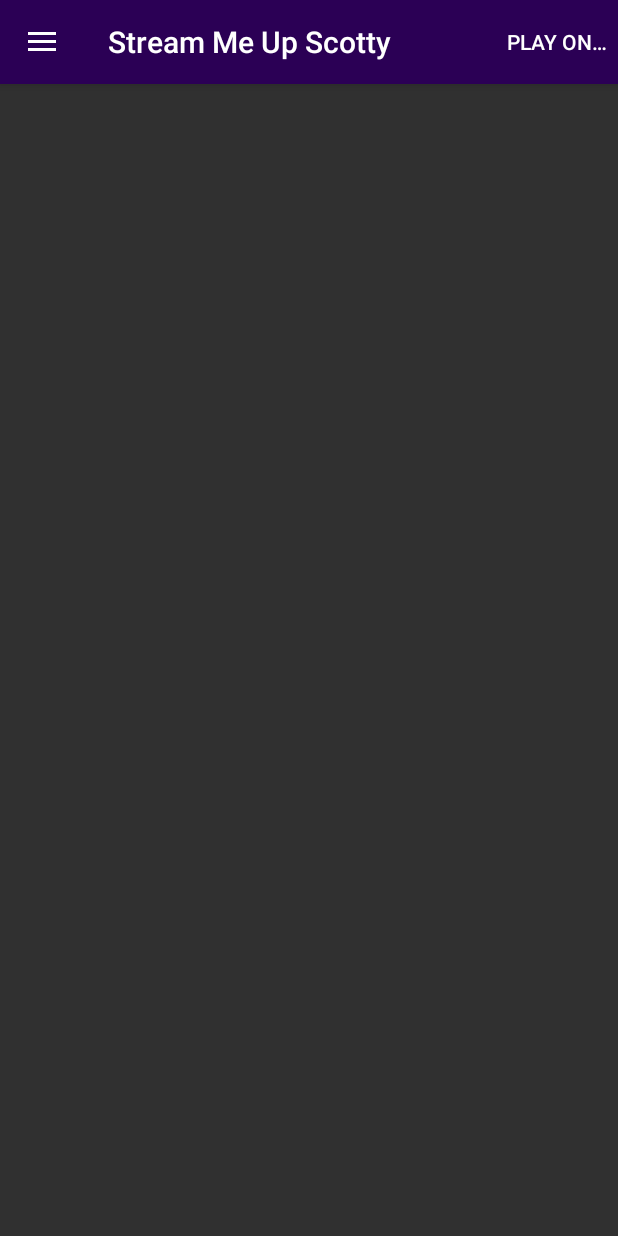
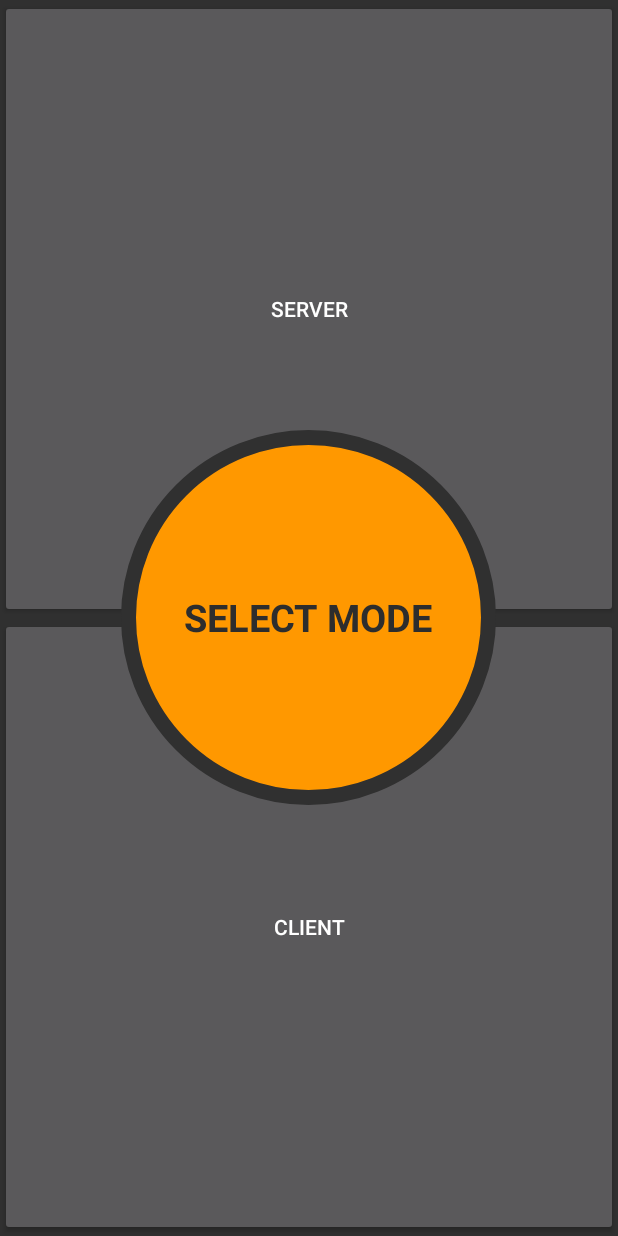
Before and after one commit to sw8f17/app, an Android app: the screen it shows after launch (MusicPlayerActivity before the commit, SelectModeActivity after it), on a phone screen of 412 x 824 dp. Run offline under Robolectric (Android 15) with nearby library versions, the phone set to English and light mode, and no system bars.

Commit message:
Added some views and stuff

```diff
--- a/app/src/main/java/rocks/stalin/android/app/ui/MusicPlayerActivity.java
+++ b/app/src/main/java/rocks/stalin/android/app/ui/MusicPlayerActivity.java
@@ -25,6 +25,7 @@ import android.support.annotation.NonNull;
 import android.support.v4.media.MediaBrowserCompat;
 import android.support.v4.media.session.MediaControllerCompat;
 import android.text.TextUtils;
+import android.util.Log;
 
 import rocks.stalin.android.app.R;
 import rocks.stalin.android.app.utils.LogHelper;
@@ -142,7 +143,7 @@ public class MusicPlayerActivity extends BaseActivity
     }
 
     private void navigateToBrowser(String mediaId) {
-        LogHelper.d(TAG, "navigateToBrowser, mediaId=" + mediaId);
+        Log.d(TAG, "navigateToBrowser, mediaId=" + mediaId);
         MediaBrowserFragment fragment = getBrowseFragment();
 
         if (fragment == null || !TextUtils.equals(fragment.getMediaId(), mediaId)) {
--- /dev/null
+++ b/app/src/main/java/rocks/stalin/android/app/ui/SelectModeActivity.java
@@ -0,0 +1,30 @@
+package rocks.stalin.android.app.ui;
+
+import android.content.Intent;
+import android.os.Bundle;
+import android.service.media.MediaBrowserService;
+import android.support.annotation.Nullable;
+import android.support.v7.app.AppCompatActivity;
+import android.view.View;
+
+import rocks.stalin.android.app.R;
+
+/**
+ * Created by delusional on 4/3/17.
+ */
+
+public class SelectModeActivity extends AppCompatActivity {
+    @Override
+    protected void onCreate(Bundle savedInstanceState) {
+        super.onCreate(savedInstanceState);
+        setContentView(R.layout.activity_mode_select);
+
+        findViewById(R.id.select_mode_server).setOnClickListener(new View.OnClickListener() {
+            @Override
+            public void onClick(View v) {
+                Intent i = new Intent(SelectModeActivity.this, MusicPlayerActivity.class);
+                startActivity(i);
+            }
+        });
+    }
+}
--- /dev/null
+++ b/app/src/main/res/drawable/middle_notify.xml
@@ -0,0 +1,11 @@
+<?xml version="1.0" encoding="utf-8"?>
+<layer-list xmlns:android="http://schemas.android.com/apk/res/android">
+    <item>
+        <shape
+            android:shape="oval">
+            <stroke android:color="?android:windowBackground"
+                android:width="10dp"/>
+            <solid android:color="@color/middle_notify_solid"/>
+        </shape>
+    </item>
+</layer-list>
--- /dev/null
+++ b/app/src/main/res/layout/activity_mode_select.xml
@@ -0,0 +1,43 @@
+<?xml version="1.0" encoding="utf-8"?>
+<FrameLayout xmlns:android="http://schemas.android.com/apk/res/android"
+    xmlns:tools="http://schemas.android.com/tools"
+    android:layout_width="match_parent" android:layout_height="match_parent">
+    <LinearLayout
+        android:layout_width="match_parent" android:layout_height="match_parent"
+        android:orientation="vertical">
+
+        <Button
+            android:text="Server"
+            android:layout_width="match_parent"
+            android:layout_height="match_parent"
+            android:id="@+id/select_mode_server"
+            android:layout_weight="1" />
+
+        <Button
+            android:text="Client"
+            android:layout_width="match_parent"
+            android:layout_height="match_parent"
+            android:id="@+id/select_mode_client"
+            android:layout_weight="1" />
+    </LinearLayout>
+    <RelativeLayout
+        android:layout_width="match_parent" android:layout_height="match_parent"
+        android:orientation="vertical">
+
+        <TextView
+            android:layout_width="250dp"
+            android:layout_height="250dp"
+            android:id="@+id/select_mode_client1"
+            android:layout_weight="1"
+            android:layout_centerVertical="true"
+            android:layout_centerHorizontal="true"
+            android:background="@drawable/middle_notify"
+            android:text="Select Mode"
+            android:clickable="true"
+            android:textStyle="bold"
+            android:textSize="25dp"
+            android:textColor="#FF2D2D2D"
+            android:textAllCaps="true"
+            android:gravity="center" />
+    </RelativeLayout>
+</FrameLayout>
--- a/app/src/main/res/values/colors.xml
+++ b/app/src/main/res/values/colors.xml
@@ -23,4 +23,5 @@
     <color name="fullscreen_line_color">#E5FFFFFF</color>
     <color name="smus_primary">#2b0055</color>
     <color name="smus_primary_dark">#120055</color>
+    <color name="middle_notify_solid">#ff9800</color>
 </resources>
--- a/app/src/main/res/values/dimens.xml
+++ b/app/src/main/res/values/dimens.xml
@@ -32,4 +32,8 @@
     <!-- Margins for full screen activity-->
     <dimen name="text_view_margin">16dp</dimen>
     <dimen name="end_text_margin">16dp</dimen>
+
+    <!-- Group listview -->
+    <dimen name="group_padding">8dp</dimen>
+    <dimen name="group_logo_size">64dp</dimen>
 </resources>
```
Also changed, not shown: app/build.gradle (+8 -4 lines), app/src/main/AndroidManifest.xml (+7 -3 lines), app/src/main/res/layout/fragment_group.xml (added, +65 -0 lines).
